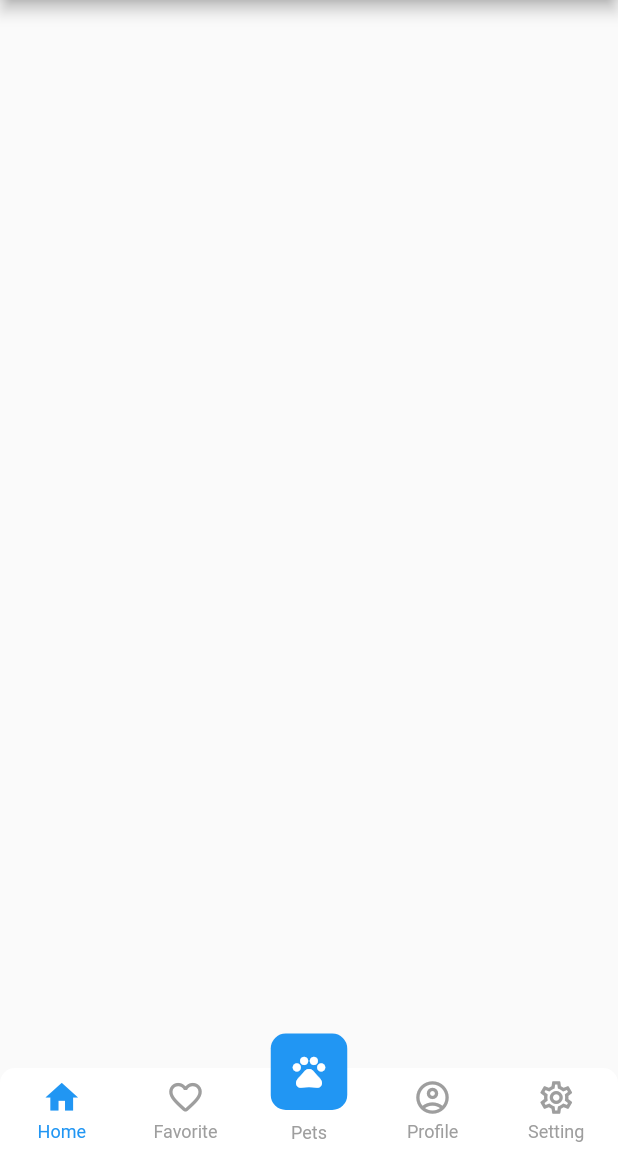
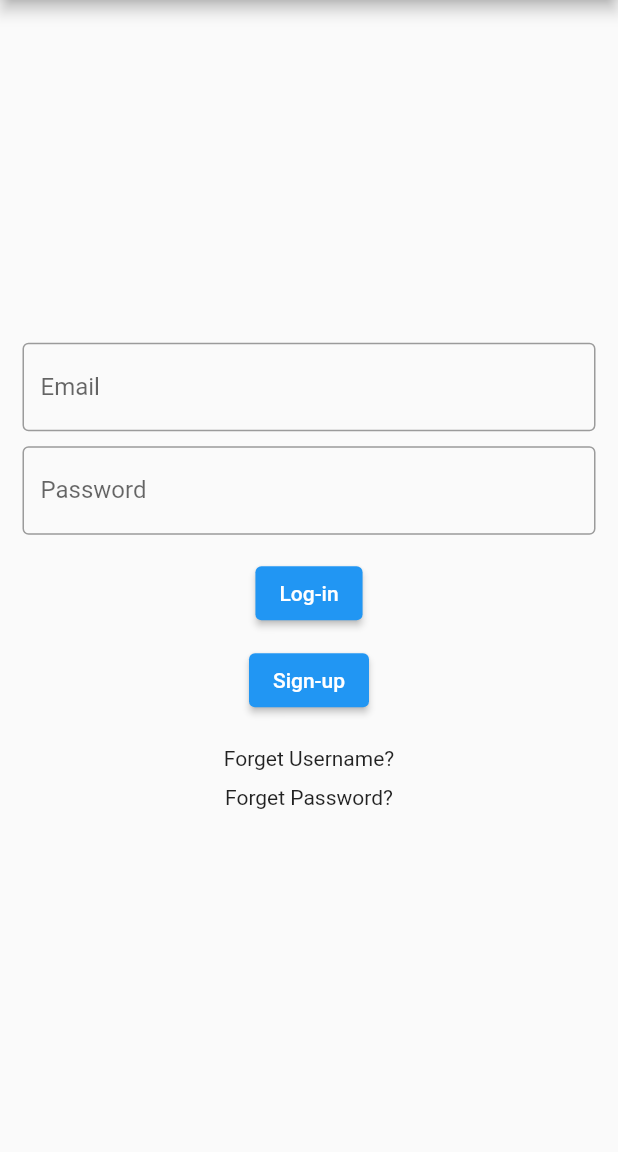
Before and after one commit to sjdeng95/woof-me, a Flutter app: the screen it shows after launch, on a phone screen of 412 x 824 dp, the part 84-1236 px from its top. Run offline on Flutter 3.47's test engine with Material 2 defaults, Android fonts, the phone set to English and light mode, and no system bars; drawn by our look-alikes of persistent_bottom_nav_bar; our stand-ins replace appinio_swiper, cloud_firestore, firebase_core, shared_preferences; accounts and stored records are empty.

Commit message:
Updates to create login screen

```diff
--- a/lib/app.dart
+++ b/lib/app.dart
@@ -1,4 +1,3 @@
-
 import 'package:flutter/material.dart';
 import 'package:persistent_bottom_nav_bar/persistent_tab_view.dart';
 import 'package:woofme/screens/public_screens/favorites_screen.dart';
@@ -6,16 +5,18 @@ import 'package:woofme/screens/public_screens/home_screen.dart';
 import 'package:woofme/screens/public_screens/settings_screen.dart';
 import 'package:woofme/screens/public_screens/swipe_screen.dart';
 import 'package:woofme/screens/public_screens/user_profile_screen.dart';
-
+import 'package:shared_preferences/shared_preferences.dart';
+import 'package:woofme/screens/login_screen.dart';
 
 class MyApp extends StatelessWidget {
-  const MyApp({Key? key}) : super(key: key);
+  final SharedPreferences preference;
+  const MyApp({Key? key, required this.preference}) : super(key: key);
 
   @override
   Widget build(BuildContext context) {
     return const MaterialApp(
       debugShowCheckedModeBanner: false,
-      home: Home(),
+      home: LoginScreen(),
     );
   }
 }
@@ -35,7 +36,7 @@ class Home extends StatelessWidget {
       ];
     }
 
-    List<PersistentBottomNavBarItem> navBarsItems(){
+    List<PersistentBottomNavBarItem> navBarsItems() {
       return [
         PersistentBottomNavBarItem(
           icon: const Icon(Icons.home),
@@ -43,21 +44,18 @@ class Home extends StatelessWidget {
           activeColorPrimary: Colors.blue,
           inactiveColorPrimary: Colors.grey,
         ),
-
         PersistentBottomNavBarItem(
           icon: const Icon(Icons.favorite_border_rounded),
           title: ("Favorite"),
           activeColorPrimary: Colors.blue,
           inactiveColorPrimary: Colors.grey,
         ),
-
         PersistentBottomNavBarItem(
           icon: const Icon(
             Icons.pets,
             color: Colors.white,
           ),
           title: ("Pets"),
-
           inactiveIcon: const Icon(
             Icons.pets_outlined,
             color: Colors.white,
@@ -65,14 +63,12 @@ class Home extends StatelessWidget {
           activeColorPrimary: Colors.blue,
           inactiveColorPrimary: Colors.grey,
         ),
-
         PersistentBottomNavBarItem(
           icon: const Icon(Icons.account_circle_outlined),
           title: ("Profile"),
           activeColorPrimary: Colors.blue,
           inactiveColorPrimary: Colors.grey,
         ),
-
         PersistentBottomNavBarItem(
           icon: const Icon(Icons.settings_outlined),
           title: ("Setting"),
@@ -80,8 +76,6 @@ class Home extends StatelessWidget {
           inactiveColorPrimary: Colors.grey,
         ),
       ];
-
-
     }
 
     PersistentTabController controller;
@@ -89,7 +83,7 @@ class Home extends StatelessWidget {
     controller = PersistentTabController(initialIndex: 0);
     return PersistentTabView(
       context,
-      screens:buildScreens(),
+      screens: buildScreens(),
       items: navBarsItems(),
       controller: controller,
       confineInSafeArea: true,
@@ -113,9 +107,7 @@ class Home extends StatelessWidget {
         curve: Curves.ease,
         duration: Duration(milliseconds: 200),
       ),
-      navBarStyle:
-      NavBarStyle.style16,
-
+      navBarStyle: NavBarStyle.style16,
     );
   }
 }
--- a/lib/main.dart
+++ b/lib/main.dart
@@ -1,10 +1,10 @@
 import 'package:flutter/material.dart';
 import 'package:firebase_core/firebase_core.dart';
-
+import 'package:shared_preferences/shared_preferences.dart';
 import 'app.dart';
 
-void main() async {
+Future<void> main() async {
   WidgetsFlutterBinding.ensureInitialized();
   await Firebase.initializeApp();
-  runApp(const MyApp());
+  runApp(MyApp(preference: await SharedPreferences.getInstance()));
 }
--- /dev/null
+++ b/lib/screens/login_screen.dart
@@ -0,0 +1,88 @@
+import 'package:flutter/material.dart';
+
+class LoginScreen extends StatefulWidget {
+  const LoginScreen({super.key});
+
+  @override
+  State<LoginScreen> createState() => _LoginScreenState();
+}
+
+class _LoginScreenState extends State<LoginScreen> {
+  static const TextStyle optionStyle =
+      TextStyle(fontSize: 30, fontWeight: FontWeight.bold);
+
+  final _formKey = GlobalKey<FormState>();
+  TextEditingController emailController = TextEditingController();
+  TextEditingController passwordController = TextEditingController();
+
+  @override
+  Widget build(BuildContext context) {
+    return Scaffold(
+      appBar: AppBar(
+        title: const Text('Woof-Me'),
+      ),
+      body: loginForm(),
+    );
+  }
+
+  Form loginForm() {
+    return Form(
+        key: _formKey,
+        child: Padding(
+            padding: const EdgeInsets.all(15.0),
+            child: Column(
+                crossAxisAlignment: CrossAxisAlignment.center,
+                mainAxisAlignment: MainAxisAlignment.center,
+                children: [
+                  TextFormField(
+                    controller: emailController,
+                    decoration: const InputDecoration(
+                        border: OutlineInputBorder(), labelText: "Email"),
+                    validator: (value) {
+                      if (value == null || value.isEmpty) {
+                        return 'Please enter your email';
+                      }
+                      return null;
+                    },
+                  ),
+                  const SizedBox(height: 10.0),
+                  TextFormField(
+                    controller: passwordController,
+                    decoration: const InputDecoration(
+                        border: OutlineInputBorder(), labelText: "Password"),
+                    validator: (value) {
+                      if (value == null || value.isEmpty) {
+                        return 'Please enter your password';
+                      }
+                      return null;
+                    },
+                  ),
+                  const SizedBox(height: 15.0),
+                  ElevatedButton(
+                    onPressed: () {
+                      if (_formKey.currentState!.validate()) {
+                        // Navigate the user to the Home page
+                      } else {
+                        ScaffoldMessenger.of(context).showSnackBar(
+                          const SnackBar(content: Text('Please fill input')),
+                        );
+                      }
+                    },
+                    child: const Text('Log-in'),
+                  ),
+                  const SizedBox(height: 10.0),
+                  ElevatedButton(
+                    onPressed: () {
+                      // Navigate to sign-up screen
+                    },
+                    child: const Text('Sign-up'),
+                  ),
+                  const SizedBox(height: 20.0),
+                  GestureDetector(
+                      child: const Text('Forget Username?'), onTap: () {}),
+                  const SizedBox(height: 10.0),
+                  GestureDetector(
+                      child: const Text('Forget Password?'), onTap: () {}),
+                ])));
+  }
+}
--- a/lib/screens/public_screens/swipe_screen.dart
+++ b/lib/screens/public_screens/swipe_screen.dart
@@ -1,7 +1,6 @@
 import 'package:cloud_firestore/cloud_firestore.dart';
 import 'package:flutter/material.dart';
 import 'package:appinio_swiper/appinio_swiper.dart';
-import 'dart:developer';
 import 'package:woofme/models/pet_info.dart';
 import 'package:woofme/models/all_pets.dart';
 import 'package:flutter/cupertino.dart';
--- a/pubspec.yaml
+++ b/pubspec.yaml
@@ -12,6 +12,7 @@ dependencies:
   firebase_core: ^2.15.0
   cloud_firestore: ^4.8.3
   firebase_storage: ^11.0.4
+  shared_preferences: ^2.0.15
 
   cupertino_icons: ^1.0.2
 
```
Also changed, not shown: pubspec.lock.
